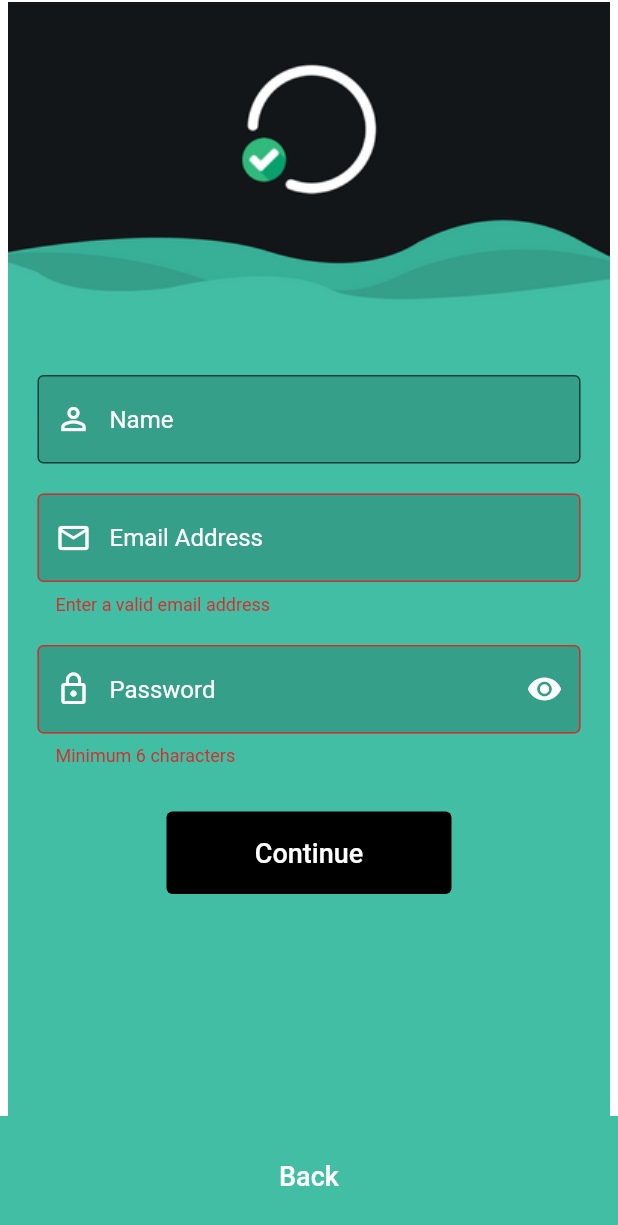
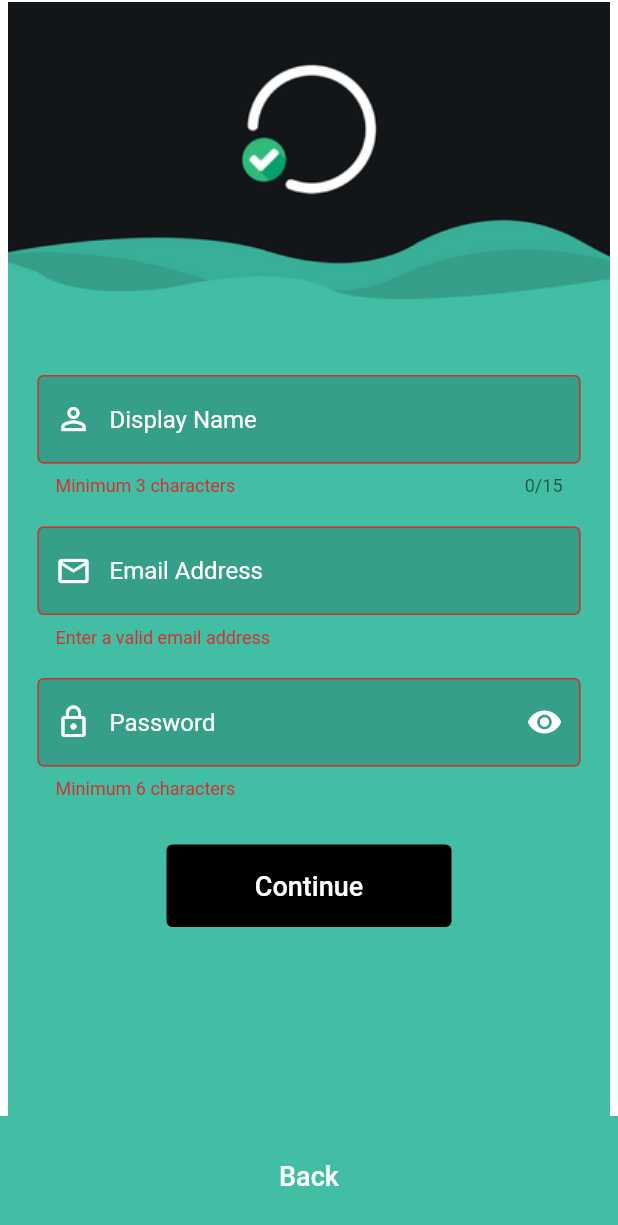
Before and after one commit to CodeZee7/productivity_app, a Flutter app: the Signup screen opened directly, after a tap on "Continue", on a phone screen of 412 x 824 dp. Shown: the top 1225 px of the screen. Run offline on Flutter 3.47's test engine with Material 2 defaults, Android fonts, the phone set to English and light mode, and no system bars; our stand-ins replace cloud_firestore, email_validator, firebase_auth, firebase_core, smooth_page_indicator; missing offline and left inert: neon_circular_timer; accounts and stored records are empty.

Commit message:
Added working uer DB, display names and fixed sign out method

```diff
--- /dev/null
+++ b/lib/database.dart
@@ -0,0 +1,13 @@
+import 'package:cloud_firestore/cloud_firestore.dart';
+
+class DatabaseService {
+  final String uid;
+  DatabaseService({required this.uid});
+
+  final CollectionReference usersCollection =
+      FirebaseFirestore.instance.collection('users');
+
+  Future updateUserData(Map json) async {
+    return await usersCollection.doc(uid).set(json);
+  }
+}
--- a/lib/sign_up.dart
+++ b/lib/sign_up.dart
@@ -5,7 +5,7 @@ import 'package:flutter/material.dart';
 import 'package:productivity_app/colors.dart';
 import 'package:productivity_app/onboarding_screen.dart';
 import 'package:email_validator/email_validator.dart';
-
+import 'database.dart';
 import 'utils.dart';
 
 class Signup extends StatefulWidget {
@@ -19,6 +19,7 @@ class _SignupState extends State<Signup> {
   bool _isObscure = true;
   final emailController = TextEditingController();
   final passwordController = TextEditingController();
+  final usernameController = TextEditingController();
   final formKey = GlobalKey<FormState>();
 /*   @override
   void dispose() {
@@ -53,6 +54,12 @@ class _SignupState extends State<Signup> {
                     Padding(
                       padding: const EdgeInsets.only(left: 25, right: 25),
                       child: TextFormField(
+                        maxLength: 15,
+                        controller: usernameController,
+                        autovalidateMode: AutovalidateMode.onUserInteraction,
+                        validator: (value) => value != null && value.length < 3
+                            ? 'Minimum 3 characters'
+                            : null,
                         style: const TextStyle(color: Colors.white),
                         decoration: const InputDecoration(
                             fillColor: Color.fromRGBO(53, 159, 138, 100),
@@ -61,7 +68,7 @@ class _SignupState extends State<Signup> {
                               Icons.person_outline,
                               color: Colors.white,
                             ),
-                            hintText: 'Name',
+                            hintText: 'Display Name',
                             hintStyle: TextStyle(color: Colors.white),
                             border: OutlineInputBorder()),
                       ),
@@ -177,11 +184,20 @@ class _SignupState extends State<Signup> {
 
   Future signUp() async {
     final isValid = formKey.currentState!.validate();
+    // final docUser = FirebaseFirestore.instance.collection('users').doc();
     if (!isValid) return;
     try {
-      await FirebaseAuth.instance.createUserWithEmailAndPassword(
+      var result = await FirebaseAuth.instance.createUserWithEmailAndPassword(
           email: emailController.text.trim(),
           password: passwordController.text.trim());
+      var user = result.user;
+      user?.updateDisplayName(usernameController.text.trim());
+
+      final json = {
+        'name': usernameController.text.trim(),
+      };
+
+      await DatabaseService(uid: user!.uid).updateUserData(json);
 
       Navigator.push(context,
           MaterialPageRoute(builder: (context) => const OnboardingScreen()));
--- a/lib/task_timer_page.dart
+++ b/lib/task_timer_page.dart
@@ -79,11 +79,7 @@ class _TaskTimerPageState extends State<TaskTimerPage> {
                     width: 250,
                     strokeWidth: 15,
                     duration: workingTimer ? 20 : 5,
-                    onComplete: () {
-                      workingTimer = !workingTimer;
-                      print(workingTimer);
-                      timerController.start();
-                    },
+                    onComplete: () {},
                     neumorphicEffect: true,
                     backgroudColor: darkBG,
                     autoStart: false,
--- a/pubspec.yaml
+++ b/pubspec.yaml
@@ -35,6 +35,8 @@ dependencies:
   email_validator: ^2.0.1
   share_plus: ^4.0.4
   neon_circular_timer: ^0.0.7
+  firebase_storage: ^10.2.15
+  cloud_firestore: ^3.1.15
 
   # The following adds the Cupertino Icons font to your application.
   # Use with the CupertinoIcons class for iOS style icons.
```
Also changed, not shown: lib/home_page.dart (+14 -11 lines), pubspec.lock.
